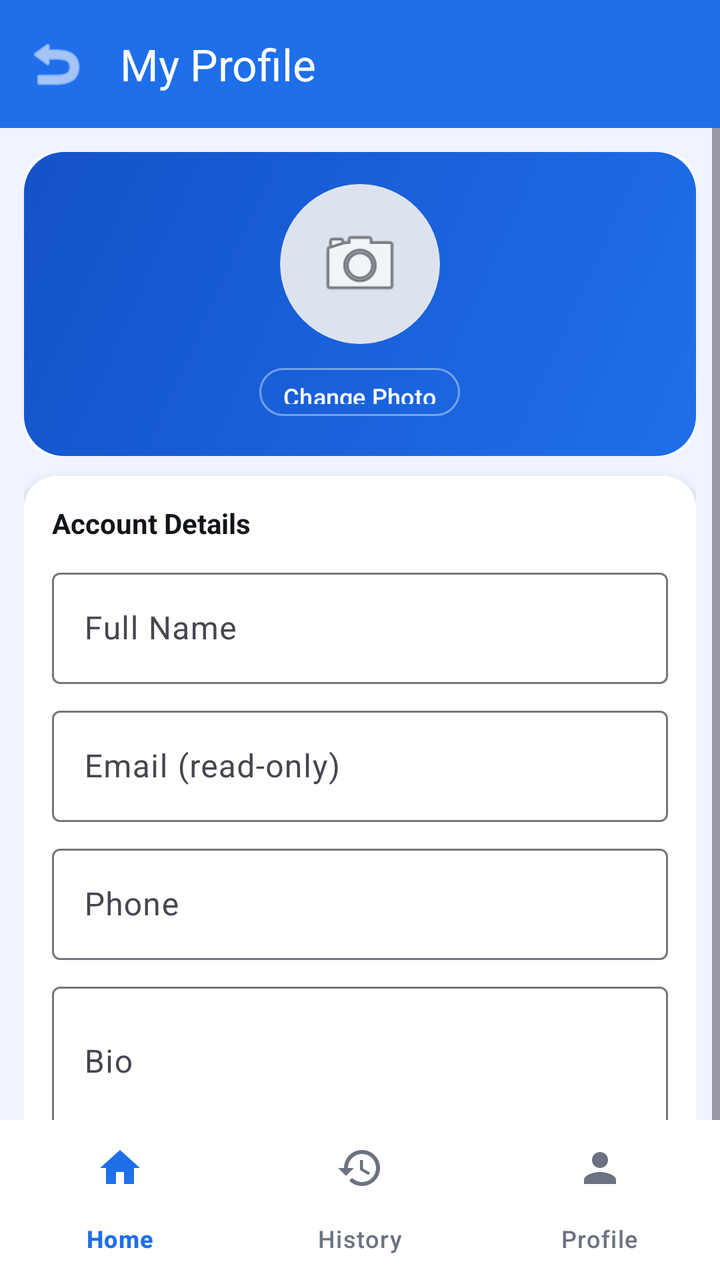
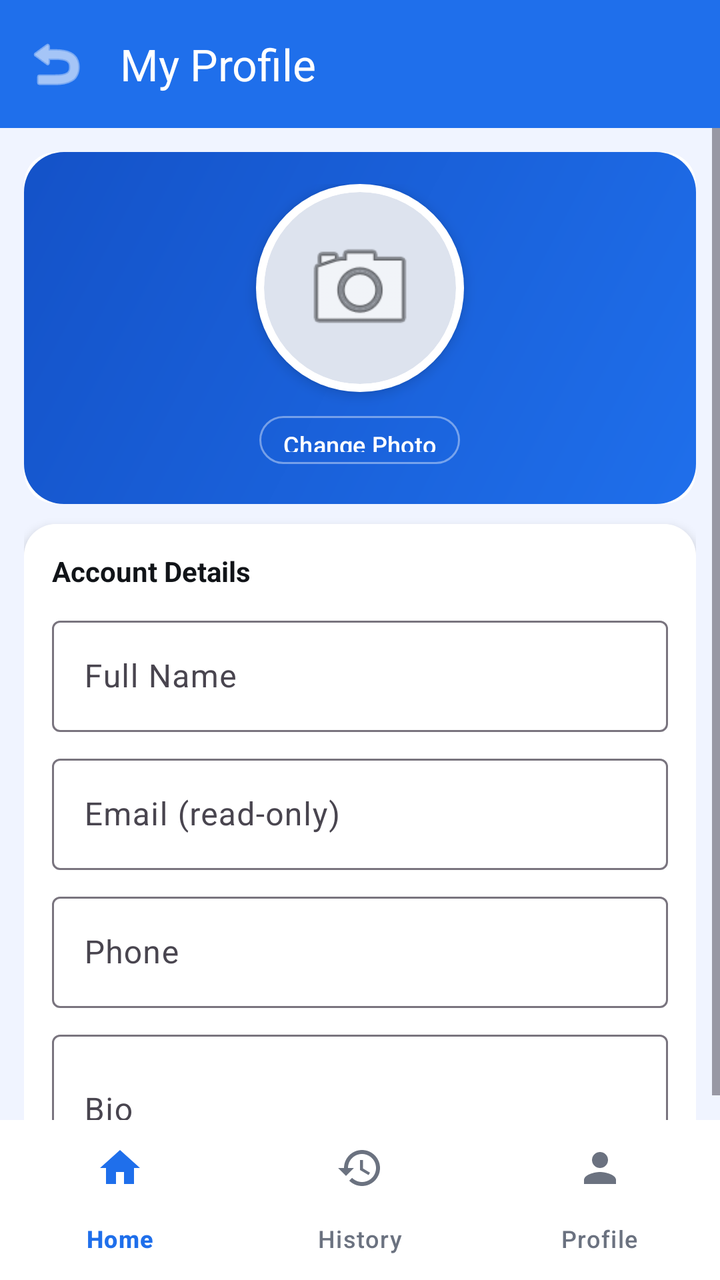

Screens rendered from an Android XML layout before and after an edit, with the pre-edit source and the edit as a unified diff.
<!-- AndroidManifest.xml: application theme Theme.PhishingDetector -->
<!-- res/layout/activity_profile.xml -->
<?xml version="1.0" encoding="utf-8"?>
<androidx.coordinatorlayout.widget.CoordinatorLayout
    xmlns:android="http://schemas.android.com/apk/res/android"
    xmlns:app="http://schemas.android.com/apk/res-auto"
    android:layout_width="match_parent"
    android:layout_height="match_parent"
    android:background="@color/bg">

    <com.google.android.material.appbar.AppBarLayout
        android:layout_width="match_parent"
        android:layout_height="wrap_content"
        android:background="@color/primary"
        app:elevation="4dp">

        <com.google.android.material.appbar.MaterialToolbar
            android:id="@+id/toolbar"
            android:layout_width="match_parent"
            android:layout_height="?attr/actionBarSize"
            app:navigationIcon="@android:drawable/ic_menu_revert"
            app:navigationIconTint="@color/white"
            app:title="My Profile"
            app:titleTextColor="@color/white"/>

    </com.google.android.material.appbar.AppBarLayout>

    <ScrollView
        android:layout_width="match_parent"
        android:layout_height="match_parent"
        app:layout_behavior="@string/appbar_scrolling_view_behavior"
        android:fillViewport="true">

        <LinearLayout
            android:layout_width="match_parent"
            android:layout_height="wrap_content"
            android:orientation="vertical"
            android:padding="12dp"
            android:paddingBottom="70dp">

            
            <androidx.cardview.widget.CardView
                android:layout_width="match_parent"
                android:layout_height="wrap_content"
                app:cardCornerRadius="16dp"
                app:cardElevation="0dp"
                android:layout_marginBottom="10dp">

                <LinearLayout
                    android:layout_width="match_parent"
                    android:layout_height="wrap_content"
                    android:background="@drawable/bg_welcome_card"
                    android:orientation="vertical"
                    android:gravity="center"
                    android:padding="16dp">

                    <ImageView
                        android:id="@+id/imgProfile"
                        android:layout_width="80dp"
                        android:layout_height="80dp"
                        android:background="@drawable/circle_avatar"
                        android:scaleType="centerCrop"
                        android:clipToOutline="true"
                        android:src="@android:drawable/ic_menu_camera"
                        android:padding="18dp"/>

                    <com.google.android.material.button.MaterialButton
                        android:id="@+id/btnPickImage"
                        android:layout_width="wrap_content"
                        android:layout_height="32dp"
                        android:text="Change Photo"
                        android:textColor="@color/white"
                        android:textSize="12sp"
                        android:minWidth="0dp"
                        android:paddingHorizontal="12dp"
                        android:layout_marginTop="8dp"
                        style="@style/Widget.Material3.Button.OutlinedButton"
                        app:strokeColor="#66FFFFFF"/>

                </LinearLayout>
            </androidx.cardview.widget.CardView>

            
            <androidx.cardview.widget.CardView
                android:layout_width="match_parent"
                android:layout_height="wrap_content"
                app:cardCornerRadius="16dp"
                app:cardElevation="3dp"
                android:layout_marginBottom="10dp">

                <LinearLayout
                    android:layout_width="match_parent"
                    android:layout_height="wrap_content"
                    android:orientation="vertical"
                    android:padding="14dp"
                    android:background="@color/surface">

                    <TextView
                        android:layout_width="wrap_content"
                        android:layout_height="wrap_content"
                        android:text="Account Details"
                        android:textSize="14sp"
                        android:textStyle="bold"
                        android:textColor="@color/text"
                        android:layout_marginBottom="10dp"/>

                    <com.google.android.material.textfield.TextInputLayout
                        android:layout_width="match_parent"
                        android:layout_height="wrap_content"
                        android:hint="Full Name"
                        android:layout_marginBottom="8dp"
                        style="@style/Widget.Material3.TextInputLayout.OutlinedBox">
                        <com.google.android.material.textfield.TextInputEditText
                            android:id="@+id/etName"
                            android:layout_width="match_parent"
                            android:layout_height="wrap_content"
                            android:inputType="textPersonName"/>
                    </com.google.android.material.textfield.TextInputLayout>

                    <com.google.android.material.textfield.TextInputLayout
                        android:layout_width="match_parent"
                        android:layout_height="wrap_content"
                        android:hint="Email (read-only)"
                        android:layout_marginBottom="8dp"
                        style="@style/Widget.Material3.TextInputLayout.OutlinedBox">
                        <com.google.android.material.textfield.TextInputEditText
                            android:id="@+id/etEmail"
                            android:layout_width="match_parent"
                            android:layout_height="wrap_content"
                            android:enabled="false"
                            android:inputType="textEmailAddress"/>
                    </com.google.android.material.textfield.TextInputLayout>

                    <com.google.android.material.textfield.TextInputLayout
                        android:layout_width="match_parent"
                        android:layout_height="wrap_content"
                        android:hint="Phone"
                        android:layout_marginBottom="8dp"
                        style="@style/Widget.Material3.TextInputLayout.OutlinedBox">
                        <com.google.android.material.textfield.TextInputEditText
                            android:id="@+id/etPhone"
                            android:layout_width="match_parent"
                            android:layout_height="wrap_content"
                            android:inputType="phone"/>
                    </com.google.android.material.textfield.TextInputLayout>

                    <com.google.android.material.textfield.TextInputLayout
                        android:layout_width="match_parent"
                        android:layout_height="wrap_content"
                        android:hint="Bio"
                        android:layout_marginBottom="10dp"
                        style="@style/Widget.Material3.TextInputLayout.OutlinedBox">
                        <com.google.android.material.textfield.TextInputEditText
                            android:id="@+id/etBio"
                            android:layout_width="match_parent"
                            android:layout_height="wrap_content"
                            android:minLines="2"
                            android:inputType="textMultiLine"/>
                    </com.google.android.material.textfield.TextInputLayout>

                    <com.google.android.material.button.MaterialButton
                        android:id="@+id/btnSave"
                        android:layout_width="match_parent"
                        android:layout_height="44dp"
                        android:text="Save Profile"
                        android:textSize="14sp"/>

                    <ProgressBar
                        android:id="@+id/progress"
                        android:layout_width="wrap_content"
                        android:layout_height="wrap_content"
                        android:layout_gravity="center"
                        android:visibility="gone"
                        android:layout_marginTop="6dp"/>

                </LinearLayout>
            </androidx.cardview.widget.CardView>

            
            <androidx.cardview.widget.CardView
                android:layout_width="match_parent"
                android:layout_height="wrap_content"
                app:cardCornerRadius="16dp"
                app:cardElevation="3dp">

                <LinearLayout
                    android:layout_width="match_parent"
                    android:layout_height="wrap_content"
                    android:orientation="vertical"
                    android:padding="12dp"
                    android:background="@color/surface">

                    <com.google.android.material.button.MaterialButton
                        android:id="@+id/btnLogout"
                        android:layout_width="match_parent"
                        android:layout_height="44dp"
                        android:text="Log Out"
                        android:textSize="14sp"
                        android:textColor="@color/danger"
                        style="@style/Widget.Material3.Button.OutlinedButton"
                        app:strokeColor="@color/danger"
                        app:icon="@drawable/ic_logout"
                        app:iconTint="@color/danger"
                        app:iconGravity="textStart"
                        app:iconSize="16dp"/>

                </LinearLayout>
            </androidx.cardview.widget.CardView>

        </LinearLayout>
    </ScrollView>

    <com.google.android.material.bottomnavigation.BottomNavigationView
        android:id="@+id/bottomNav"
        android:layout_width="match_parent"
        android:layout_height="wrap_content"
        android:layout_gravity="bottom"
        android:background="@color/surface"
        app:menu="@menu/bottom_nav"
        app:itemIconTint="@color/nav_item_color"
        app:itemTextColor="@color/nav_item_color"
        app:labelVisibilityMode="labeled"
        app:elevation="8dp"/>

</androidx.coordinatorlayout.widget.CoordinatorLayout>
<!-- resources referenced by this layout -->
<resources>
  <color name="bg">#F0F4FF</color>
  <color name="danger">#C0392B</color>
  <color name="primary">#1F6FEB</color>
  <color name="surface">#FFFFFF</color>
  <color name="text">#111418</color>
  <color name="white">#FFFFFF</color>
  <!-- drawable bg_welcome_card (drawable) -->
  <?xml version="1.0" encoding="utf-8"?>
  <shape xmlns:android="http://schemas.android.com/apk/res/android"
      android:shape="rectangle">
      <gradient
          android:startColor="#1F6FEB"
          android:endColor="#1452C8"
          android:angle="135"/>
      <corners android:radius="20dp"/>
  </shape>
  <!-- drawable circle_avatar (drawable) -->
  <?xml version="1.0" encoding="utf-8"?>
  <shape xmlns:android="http://schemas.android.com/apk/res/android" android:shape="oval">
      <solid android:color="#DDE3EE" />
  </shape>
  <!-- drawable ic_logout (drawable) -->
  <?xml version="1.0" encoding="utf-8"?>
  <vector xmlns:android="http://schemas.android.com/apk/res/android"
      android:width="24dp" android:height="24dp"
      android:viewportWidth="24" android:viewportHeight="24">
      <path android:fillColor="@android:color/black"
          android:pathData="M17,7l-1.41,1.41L18.17,11H8v2h10.17l-2.58,2.58L17,17l5,-5zM4,5h8V3H4c-1.1,0-2,0.9-2,2v14c0,1.1 0.9,2 2,2h8v-2H4V5z"/>
  </vector>
  <style name="Theme.PhishingDetector" parent="Theme.Material3.Light.NoActionBar">
          <item name="colorPrimary">@color/primary</item>
          <item name="colorPrimaryDark">@color/primary_dark</item>
          <item name="colorOnPrimary">@color/white</item>
          <item name="android:windowBackground">@color/bg</item>
          <item name="android:statusBarColor" tools:targetApi="l">@color/primary_dark</item>
          <item name="android:forceDarkAllowed">false</item>
      </style>
  <color name="primary_dark">#1452C8</color>
</resources>

<!-- the commit's change to res/layout/activity_profile.xml (unified diff, before → after) -->
@@ -52,15 +52,25 @@
                     android:gravity="center"
                     android:padding="16dp">
 
-                    <ImageView
-                        android:id="@+id/imgProfile"
-                        android:layout_width="80dp"
-                        android:layout_height="80dp"
-                        android:background="@drawable/circle_avatar"
-                        android:scaleType="centerCrop"
-                        android:clipToOutline="true"
-                        android:src="@android:drawable/ic_menu_camera"
-                        android:padding="18dp"/>
+                    <FrameLayout
+                        android:layout_width="wrap_content"
+                        android:layout_height="wrap_content"
+                        android:background="@drawable/circle_avatar_ring"
+                        android:padding="4dp"
+                        android:elevation="4dp">
+
+                        <ImageView
+                            android:id="@+id/imgProfile"
+                            android:layout_width="96dp"
+                            android:layout_height="96dp"
+                            android:background="@drawable/circle_avatar"
+                            android:foreground="?attr/selectableItemBackgroundBorderless"
+                            android:scaleType="centerCrop"
+                            android:clipToOutline="true"
+                            android:src="@android:drawable/ic_menu_camera"
+                            android:padding="18dp"/>
+
+                    </FrameLayout>
 
                     <com.google.android.material.button.MaterialButton
                         android:id="@+id/btnPickImage"
<!-- resource entries referenced after the edit -->
@@ -21,6 +21,11 @@
   <shape xmlns:android="http://schemas.android.com/apk/res/android" android:shape="oval">
       <solid android:color="#DDE3EE" />
   </shape>
+  <!-- drawable circle_avatar_ring (drawable) -->
+  <?xml version="1.0" encoding="utf-8"?>
+  <shape xmlns:android="http://schemas.android.com/apk/res/android" android:shape="oval">
+      <solid android:color="#FFFFFF" />
+  </shape>
   <!-- drawable ic_logout (drawable) -->
   <?xml version="1.0" encoding="utf-8"?>
   <vector xmlns:android="http://schemas.android.com/apk/res/android"
